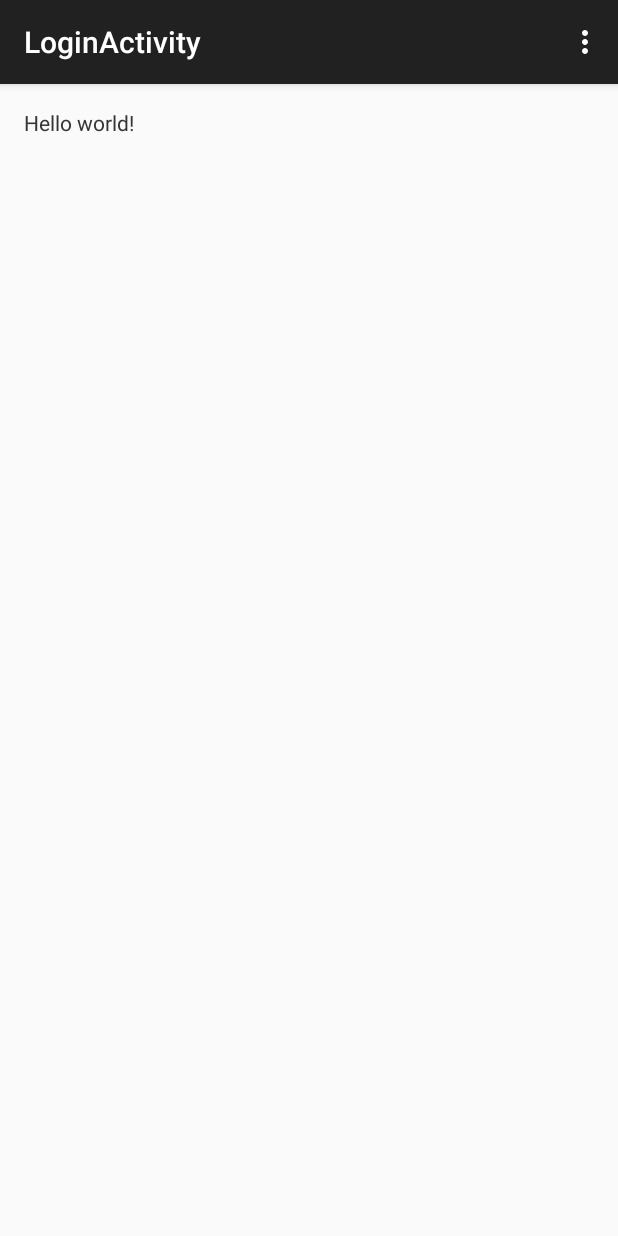
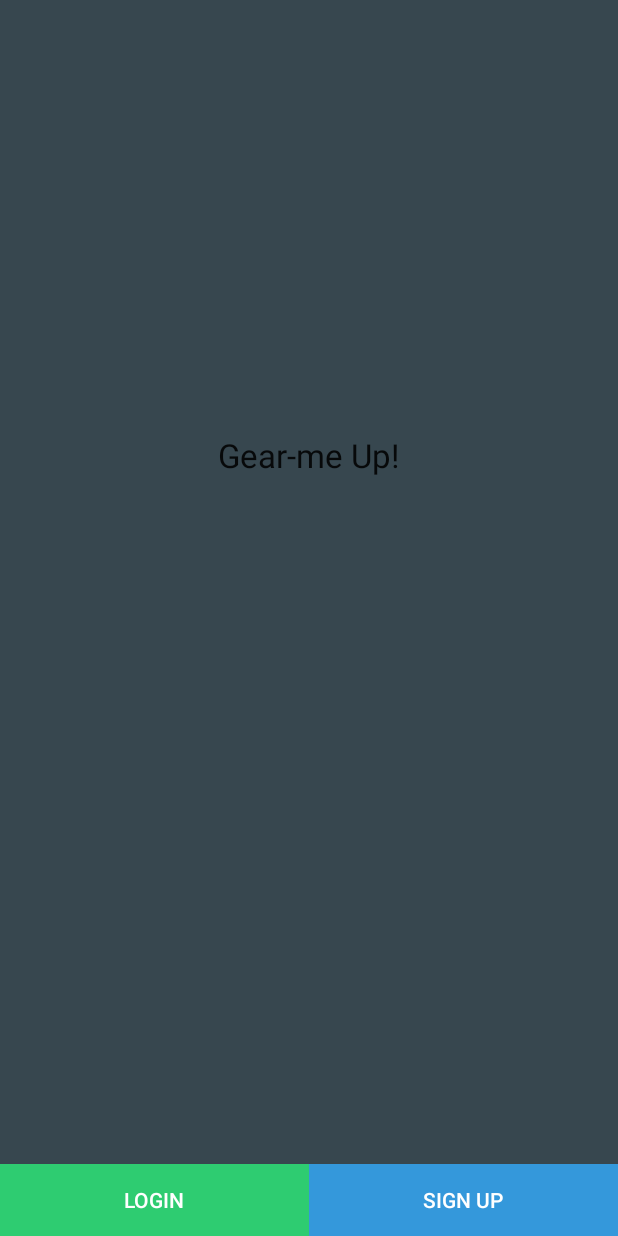
Before and after one commit to ozkarram/gear_me_up, an Android app: the screen it shows after launch (LoginActivity), on a phone screen of 412 x 824 dp. Run offline under Robolectric (Android 15) with nearby library versions, the phone set to English and light mode, and no system bars.

Commit message:
Login Screen con View Pager

```diff
--- a/app/src/main/AndroidManifest.xml
+++ b/app/src/main/AndroidManifest.xml
@@ -7,6 +7,18 @@
         android:icon="@drawable/ic_launcher"
         android:label="@string/app_name"
         android:theme="@style/AppTheme" >
+
+        <activity
+            android:name=".LoginActivity"
+            android:screenOrientation="portrait"
+            android:label="@string/title_activity_login" >
+            <intent-filter>
+                <action android:name="android.intent.action.MAIN" />
+
+                <category android:name="android.intent.category.LAUNCHER" />
+            </intent-filter>
+        </activity>
+
         <activity
             android:name=".MainActivity"
             android:label="@string/app_name" >
@@ -16,15 +28,7 @@
                 <category android:name="android.intent.category.LAUNCHER" />
             </intent-filter>
         </activity>
-        <activity
-            android:name=".LoginActivity"
-            android:label="@string/title_activity_login" >
-            <intent-filter>
-                <action android:name="android.intent.action.MAIN" />
 
-                <category android:name="android.intent.category.LAUNCHER" />
-            </intent-filter>
-        </activity>
     </application>
 
 </manifest>
--- a/app/src/main/java/com/crashdev/gearmeup/LoginActivity.java
+++ b/app/src/main/java/com/crashdev/gearmeup/LoginActivity.java
@@ -1,17 +1,32 @@
 package com.crashdev.gearmeup;
 
-import android.support.v7.app.ActionBarActivity;
+
+import android.app.Fragment;
 import android.os.Bundle;
+
+import android.support.v4.app.FragmentActivity;
+import android.support.v4.app.FragmentManager;
+import android.support.v4.app.FragmentStatePagerAdapter;
+import android.support.v4.view.PagerAdapter;
+import android.support.v4.view.ViewPager;
 import android.view.Menu;
 import android.view.MenuItem;
 
 
-public class LoginActivity extends ActionBarActivity {
+public class LoginActivity extends FragmentActivity {
+
+    private static final int NUM_PAGES = 4;
+    private ViewPager viewPager;
+    private PagerAdapter viewPagerAdapter;
 
     @Override
     protected void onCreate(Bundle savedInstanceState) {
         super.onCreate(savedInstanceState);
         setContentView(R.layout.activity_login);
+
+        viewPager = (ViewPager) findViewById(R.id.loginViewPager);
+        viewPagerAdapter = new ScreenSlidePagerAdapter(getSupportFragmentManager());
+        viewPager.setAdapter(viewPagerAdapter);
     }
 
     @Override
@@ -35,4 +50,23 @@ public class LoginActivity extends ActionBarActivity {
 
         return super.onOptionsItemSelected(item);
     }
+
+    private class ScreenSlidePagerAdapter extends FragmentStatePagerAdapter {
+
+        public ScreenSlidePagerAdapter(FragmentManager fm) {
+            super(fm);
+        }
+
+        @Override
+        public android.support.v4.app.Fragment getItem(int position) {
+
+            return new LoginScreenPageFragment();
+        }
+
+        @Override
+        public int getCount() {
+            return NUM_PAGES;
+        }
+    }
+
 }
--- /dev/null
+++ b/app/src/main/java/com/crashdev/gearmeup/LoginScreenPageFragment.java
@@ -0,0 +1,31 @@
+package com.crashdev.gearmeup;
+
+
+import android.os.Bundle;
+
+import android.support.v4.app.Fragment;
+import android.view.LayoutInflater;
+import android.view.View;
+import android.view.ViewGroup;
+
+/**
+ * A simple {@link Fragment} subclass.
+ */
+public class LoginScreenPageFragment extends Fragment {
+
+
+    public LoginScreenPageFragment() {
+        // Required empty public constructor
+    }
+
+    @Override
+    public View onCreateView(LayoutInflater inflater, ViewGroup container, Bundle savedInstanceState) {
+
+        ViewGroup rootView = (ViewGroup) inflater.inflate(
+                R.layout.login_slide_screen_page, container, false);
+
+        return rootView;
+    }
+
+
+}
--- /dev/null
+++ b/app/src/main/res/drawable/login_button_style.xml
@@ -0,0 +1,38 @@
+<?xml version="1.0" encoding="utf-8"?>
+<selector xmlns:android="http://schemas.android.com/apk/res/android" >
+    <item android:state_pressed="true" >
+        <shape>
+            <solid
+                android:color="#27ae60" />
+            <stroke
+                android:width="0dp"
+                android:color="#27ae60" />
+            <corners
+                android:radius="0dp" />
+            <padding
+                android:left="0dp"
+                android:top="0dp"
+                android:right="0dp"
+                android:bottom="0dp" />
+        </shape>
+
+    </item>
+    <item>
+        <shape>
+            <gradient
+                android:startColor="#2ecc71"
+                android:endColor="#2ecc71"
+                android:angle="270" />
+            <stroke
+                android:width="0dp"
+                android:color="#2ecc71" />
+            <corners
+                android:radius="0dp" />
+            <padding
+                android:left="0dp"
+                android:top="0dp"
+                android:right="0dp"
+                android:bottom="0dp" />
+        </shape>
+    </item>
+</selector>
--- /dev/null
+++ b/app/src/main/res/drawable/signup_button_style.xml
@@ -0,0 +1,38 @@
+<?xml version="1.0" encoding="utf-8"?>
+<selector xmlns:android="http://schemas.android.com/apk/res/android" >
+    <item android:state_pressed="true" >
+        <shape>
+            <solid
+                android:color="#2980b9" />
+            <stroke
+                android:width="0dp"
+                android:color="#2980b9" />
+            <corners
+                android:radius="0dp" />
+            <padding
+                android:left="0dp"
+                android:top="0dp"
+                android:right="0dp"
+                android:bottom="0dp" />
+        </shape>
+
+    </item>
+    <item>
+        <shape>
+            <gradient
+                android:startColor="#3498db"
+                android:endColor="#3498db"
+                android:angle="270" />
+            <stroke
+                android:width="0dp"
+                android:color="#3498db" />
+            <corners
+                android:radius="0dp" />
+            <padding
+                android:left="0dp"
+                android:top="0dp"
+                android:right="0dp"
+                android:bottom="0dp" />
+        </shape>
+    </item>
+</selector>
--- a/app/src/main/res/layout/activity_login.xml
+++ b/app/src/main/res/layout/activity_login.xml
@@ -1,15 +1,40 @@
 <RelativeLayout xmlns:android="http://schemas.android.com/apk/res/android"
-    xmlns:tools="http://schemas.android.com/tools" android:layout_width="match_parent"
-    android:layout_height="match_parent" android:paddingLeft="@dimen/activity_horizontal_margin"
-    android:paddingRight="@dimen/activity_horizontal_margin"
-    android:paddingTop="@dimen/activity_vertical_margin"
-    android:paddingBottom="@dimen/activity_vertical_margin"
+    xmlns:tools="http://schemas.android.com/tools"
+    android:layout_width="match_parent"
+    android:layout_height="match_parent"
     tools:context="com.crashdev.gearmeup.LoginActivity">
 
-    <TextView android:text="@string/hello_world" android:layout_width="wrap_content"
-        android:layout_height="wrap_content" />
+    <android.support.v4.view.ViewPager
+        android:id="@+id/loginViewPager"
+        android:layout_width="match_parent"
+        android:layout_height="match_parent"
+        android:layout_above="@+id/linearLayout" />
 
-    <TextView android:text="@string/hello_world" android:layout_width="wrap_content"
-        android:layout_height="wrap_content" />
+    <LinearLayout
+        android:orientation="horizontal"
+        android:layout_width="match_parent"
+        android:layout_height="wrap_content"
+        android:layout_alignParentBottom="true"
+        android:layout_centerHorizontal="true"
+        android:id="@+id/linearLayout">
+
+        <Button
+            android:layout_width="0dp"
+            android:layout_height="wrap_content"
+            android:text="Login"
+            android:textColor="#FFFFFF"
+            android:background="@drawable/login_button_style"
+            android:layout_weight="1"
+            android:id="@+id/button" />
+
+        <Button
+            android:layout_width="0dp"
+            android:layout_height="wrap_content"
+            android:text="Sign Up"
+            android:textColor="#FFFFFF"
+            android:background="@drawable/signup_button_style"
+            android:layout_weight="1"
+            android:id="@+id/button2" />
+    </LinearLayout>
 
 </RelativeLayout>
--- /dev/null
+++ b/app/src/main/res/layout/login_slide_screen_page.xml
@@ -0,0 +1,24 @@
+<?xml version="1.0" encoding="utf-8"?>
+<RelativeLayout xmlns:android="http://schemas.android.com/apk/res/android"
+    android:orientation="vertical"
+    android:background="@color/material_blue_grey_800"
+    android:layout_width="match_parent"
+    android:layout_height="match_parent">
+
+    <ImageView
+        android:layout_width="wrap_content"
+        android:layout_height="wrap_content"
+        android:id="@+id/imageView"
+        android:layout_centerVertical="true"
+        android:layout_centerHorizontal="true" />
+
+    <TextView
+        android:layout_width="wrap_content"
+        android:layout_height="wrap_content"
+        android:textAppearance="?android:attr/textAppearanceLarge"
+        android:text="Gear-me Up!"
+        android:id="@+id/textView"
+        android:layout_above="@+id/imageView"
+        android:layout_centerHorizontal="true"
+        android:layout_marginBottom="70dp" />
+</RelativeLayout>
--- a/app/src/main/res/values/strings.xml
+++ b/app/src/main/res/values/strings.xml
@@ -10,4 +10,7 @@
     <string name="button_date">Fecha</string>
     <string name="insurance_text">Seguro requerido</string>
 
+<!-- TODO: Remove or change this placeholder text -->
+    <string name="hello_blank_fragment">Hello blank fragment</string>
+
 </resources>
```
Also changed, not shown: 1 other file.
